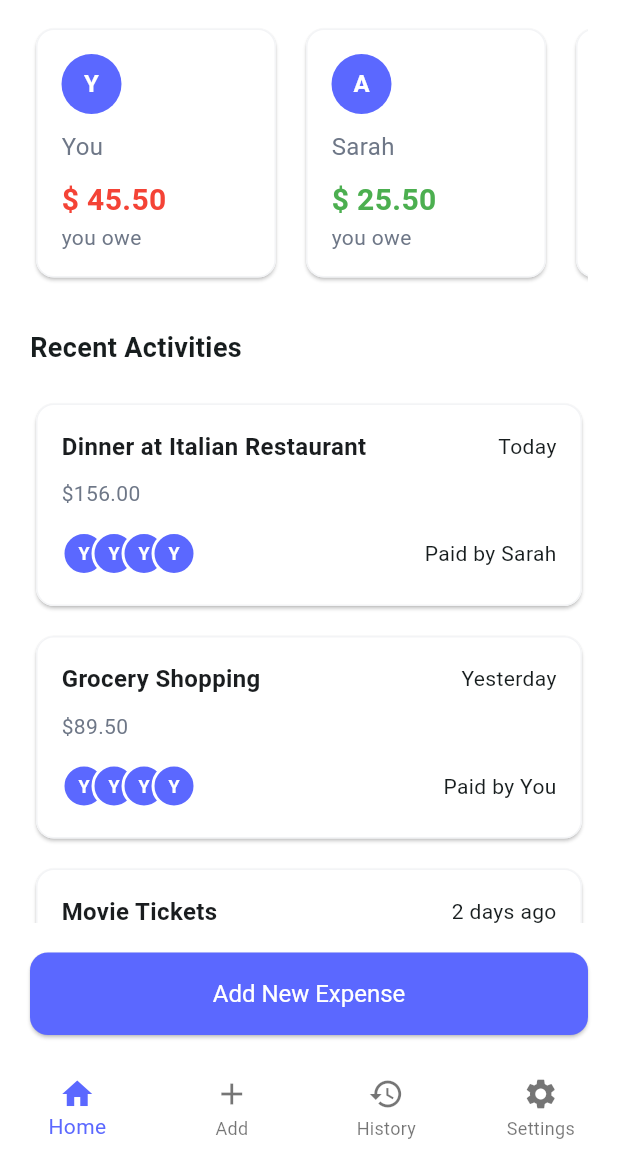
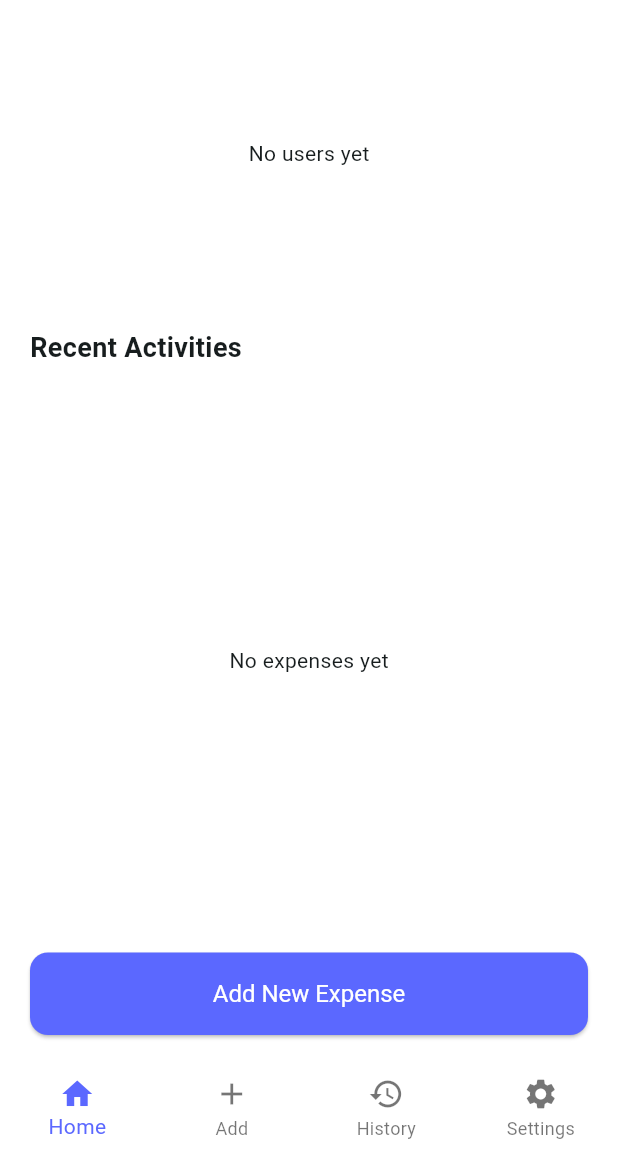
Before and after one commit to vinay-dp/split, a Flutter app: the HomePage screen opened directly, on a phone screen of 412 x 824 dp, the part 84-1236 px from its top. Run offline on Flutter 3.47's test engine with Material 3 defaults, Android fonts, the phone set to English and light mode, and no system bars.

Commit message:
27-06-25 add expense and home page update

```diff
--- a/lib/home_page.dart
+++ b/lib/home_page.dart
@@ -2,12 +2,53 @@ import 'package:flutter/material.dart';
 import 'OverlappingAvatars.dart';
 import 'add_expense_page.dart';
 
-
-class HomePage extends StatelessWidget {
+class HomePage extends StatefulWidget {
   const HomePage({super.key});
 
   @override
+  State<HomePage> createState() => _HomePageState();
+}
+
+class _HomePageState extends State<HomePage> {
+  List<Map<String, dynamic>> _expenses = [];
+
+  Map<String, double> _balances = {};
+
+  void _addExpense(Map<String, dynamic> expense) {
+    setState(() {
+      _expenses.insert(0, {
+        'desc': expense['desc'],
+        'date': expense['date'],
+        'amount': expense['amount'],
+        'paidBy': expense['paidBy'],
+        'users': expense['users'],
+      });
+
+      // Update balances for only users present in expenses
+      final splitAmount = expense['splitAmount'] ?? 0.0;
+      for (var user in expense['users']) {
+        if (user == expense['paidBy']) {
+          _balances[user] = (_balances[user] ?? 0) + (expense['amount'] - splitAmount);
+        } else {
+          _balances[user] = (_balances[user] ?? 0) - splitAmount;
+        }
+      }
+    });
+  }
+
+  List<String> get _allExpenseUsers {
+    final users = <String>{};
+    for (final exp in _expenses) {
+      for (final u in exp['users']) {
+        users.add(u);
+      }
+    }
+    return users.toList();
+  }
+
+  @override
   Widget build(BuildContext context) {
+    final users = _allExpenseUsers;
     return Scaffold(
       backgroundColor: Colors.white,
       appBar: AppBar(
@@ -22,7 +63,6 @@ class HomePage extends StatelessWidget {
           ),
         ],
       ),
-
       bottomNavigationBar: BottomNavigationBar(
         type: BottomNavigationBarType.fixed,
         selectedItemColor: Color(0xff5B68FF),
@@ -39,7 +79,6 @@ class HomePage extends StatelessWidget {
           ),
         ],
       ),
-
       body: Padding(
         padding: const EdgeInsets.symmetric(horizontal: 20),
         child: Column(
@@ -48,20 +87,24 @@ class HomePage extends StatelessWidget {
             SizedBox(height: 15),
             Container(
               height: 174,
-              child: ListView(
+              child: users.isEmpty
+                  ? Center(child: Text('No users yet'))
+                  : ListView.builder(
                       scrollDirection: Axis.horizontal,
                       physics: BouncingScrollPhysics(),
-                children: [
-                  Padding(
+                      itemCount: users.length,
+                      itemBuilder: (context, idx) {
+                        final user = users[idx];
+                        return Padding(
                           padding: const EdgeInsets.only(right: 12),
-                    child: _carddetails('You', '\$ 45.50', 'Y', Colors.red),
+                          child: _carddetails(
+                            user,
+                            '\$ ${_balances[user]?.toStringAsFixed(2) ?? '0.00'}',
+                            user.isNotEmpty ? user[0].toUpperCase() : '',
+                            (_balances[user] ?? 0) < 0 ? Colors.red : Colors.green,
                           ),
-                  Padding(
-                    padding: const EdgeInsets.only(right: 12),
-                    child: _carddetails('Sarah', '\$ 25.50', 'A', Colors.green),
-                  ),
-                  _carddetails('Bablu Sam', '\$ 5.50', 'B', Colors.green),
-                ],
+                        );
+                      },
                     ),
             ),
             SizedBox(height: 30),
@@ -71,30 +114,25 @@ class HomePage extends StatelessWidget {
             ),
             SizedBox(height: 20),
             Expanded(
-              child: ListView(
-                scrollDirection: Axis.vertical,
-                children: [
-                  _recentdetails(
-                    'Dinner at Italian Restaurant',
-                    'Today',
-                    '\$156.00',
-                    'Sarah',
+              child: _expenses.isEmpty
+                  ? Center(child: Text('No expenses yet'))
+                  : ListView.builder(
+                      itemCount: _expenses.length,
+                      itemBuilder: (context, idx) {
+                        final exp = _expenses[idx];
+                        final date = exp['date'] as DateTime;
+                        // Use the selected date passed from AddExpensePage
+                        final dateStr = '${date.toLocal()}'.split(' ')[0];
+                        return Padding(
+                          padding: const EdgeInsets.only(bottom: 12),
+                          child: _recentdetails(
+                            exp['desc'],
+                            dateStr, // Selected date displayed here
+                            '\$${exp['amount'].toStringAsFixed(2)}',
+                            exp['paidBy'],
                           ),
-                  SizedBox(height: 12),
-                  _recentdetails(
-                    'Grocery Shopping',
-                    'Yesterday',
-                    '\$89.50',
-                    'You',
-                  ),
-                  SizedBox(height: 12),
-                  _recentdetails(
-                    'Movie Tickets',
-                    '2 days ago',
-                    '\$45.00',
-                    'Mike',
-                  ),
-                ],
+                        );
+                      },
                     ),
             ),
             SizedBox(height: 20),
@@ -102,12 +140,15 @@ class HomePage extends StatelessWidget {
               children: [
                 Expanded(
                   child: ElevatedButton(
-                    onPressed: () {
-                      Navigator.of(context).push(
+                    onPressed: () async {
+                      final result = await Navigator.of(context).push(
                         MaterialPageRoute(
                           builder: (context) => AddExpensePage(),
                         ),
                       );
+                      if (result != null && result is Map<String, dynamic>) {
+                        _addExpense(result);
+                      }
                     },
                     style: ElevatedButton.styleFrom(
                       backgroundColor: Color(0xff5B68FF),
```
Also changed, not shown: lib/add_expense_page.dart (+81 -25 lines). Lines whose indentation alone changed are shown as unchanged.
